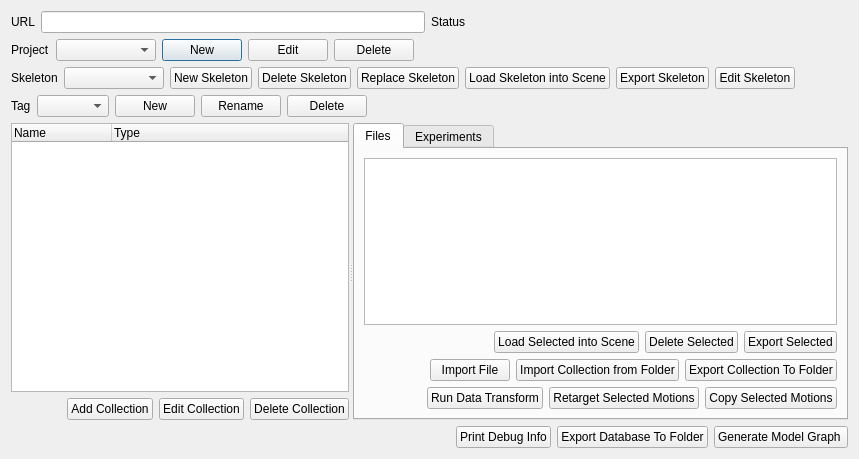
eherr/motion_preprocessing_tool, file tool/plugins/database/gui/layout/motion_db_browser_dialog.ui: the form before one commit.
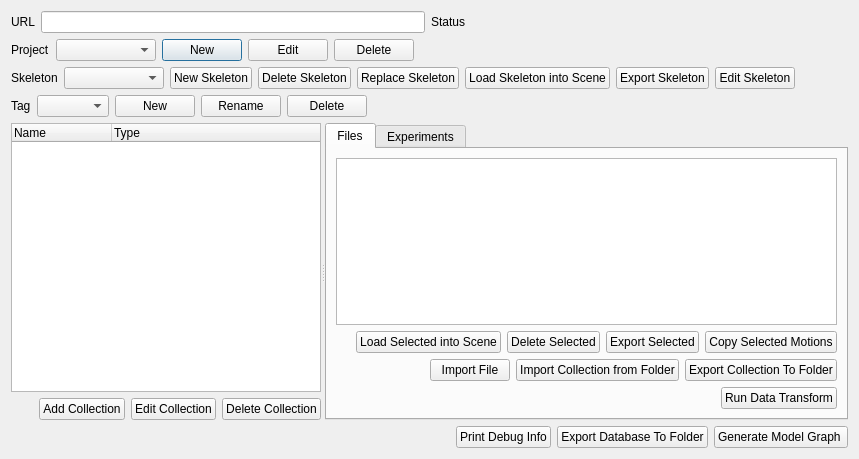
The form after the commit.

Commit message: Removed retargeting buttons

What changed in the file:
```diff
--- a/tool/plugins/database/gui/layout/motion_db_browser_dialog.ui
+++ b/tool/plugins/database/gui/layout/motion_db_browser_dialog.ui
@@ -369,20 +369,6 @@
             </property>
            </widget>
           </item>
-          <item>
-           <widget class="QPushButton" name="retargetMotionsButton">
-            <property name="text">
-             <string>Retarget Selected Motions</string>
-            </property>
-           </widget>
-          </item>
-          <item>
-           <widget class="QPushButton" name="copyMotionsButton">
-            <property name="text">
-             <string>Copy Selected Motions</string>
-            </property>
-           </widget>
-          </item>
          </layout>
         </item>
         <item row="2" column="0">
@@ -459,6 +445,13 @@
             </property>
            </widget>
           </item>
+          <item>
+           <widget class="QPushButton" name="copyMotionsButton">
+            <property name="text">
+             <string>Copy Selected Motions</string>
+            </property>
+           </widget>
+          </item>
          </layout>
         </item>
        </layout>
```
The commit also changes 2 other files.
